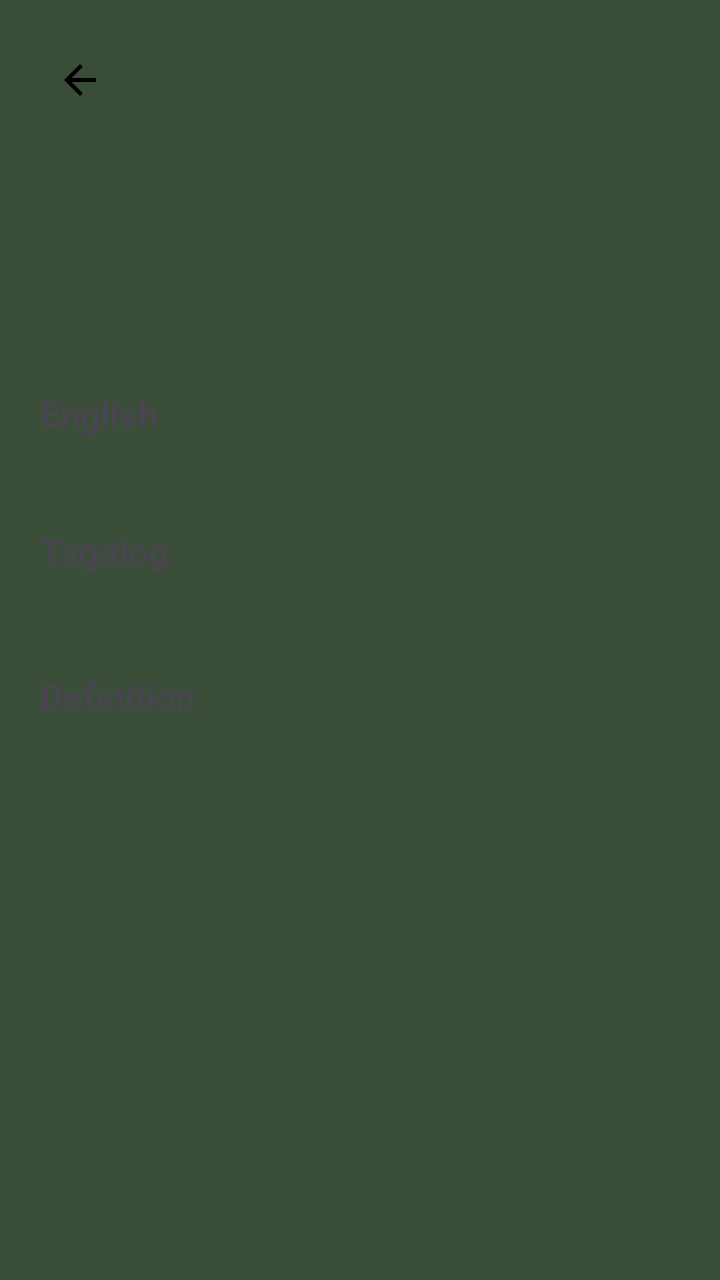
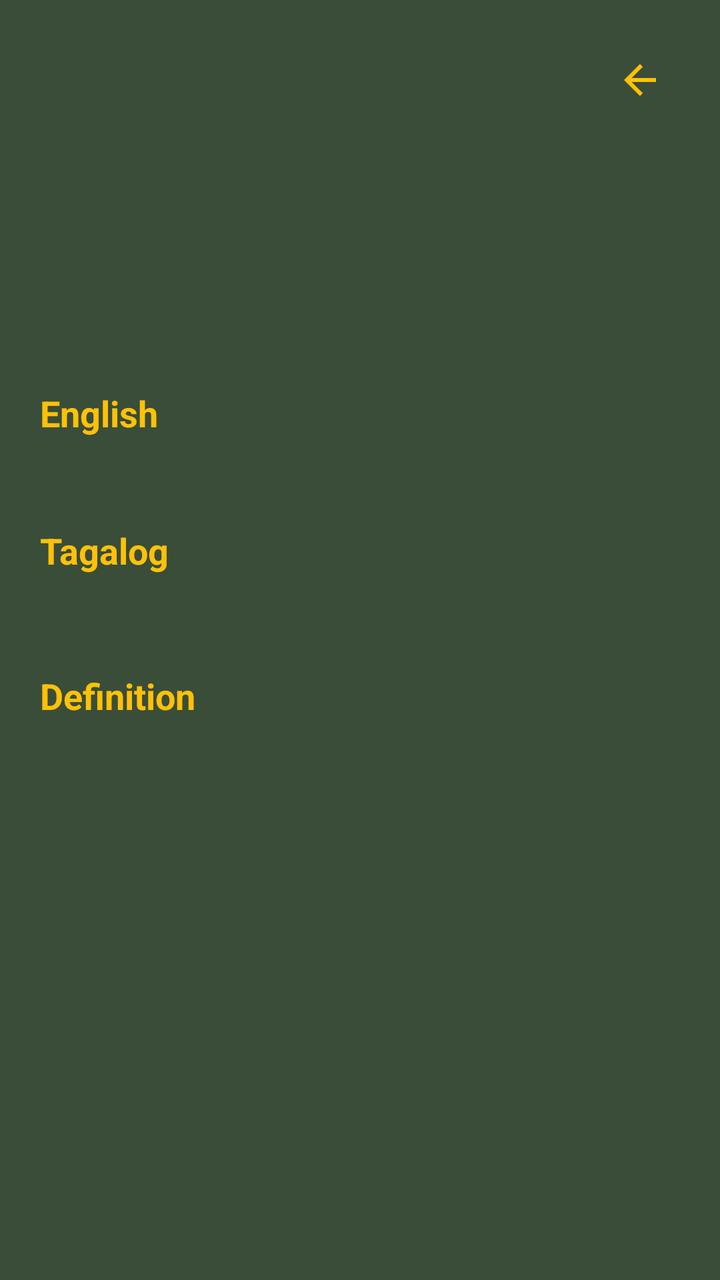

An Android layout rendered at two revisions. The XML below is the earlier revision; the diff shows what the commit changed to produce the second picture.
<!-- AndroidManifest.xml: application theme Theme.IlokanoTranslator -->
<!-- res/layout/activity_word_detail.xml -->
<?xml version="1.0" encoding="utf-8"?>
<ScrollView xmlns:android="http://schemas.android.com/apk/res/android"
    android:layout_width="match_parent"
    android:layout_height="match_parent"
    android:fillViewport="true"
    android:background="@color/app_background">

    <LinearLayout
        android:layout_width="match_parent"
        android:layout_height="wrap_content"
        android:orientation="vertical"
        android:padding="20dp">

        <ImageButton
            android:id="@+id/btnBack"
            android:layout_width="40dp"
            android:layout_height="40dp"
            android:background="?attr/selectableItemBackgroundBorderless"
            android:src="@drawable/ic_back"
            android:contentDescription="Back"/>

        <TextView
            android:id="@+id/tvIlokano"
            android:layout_width="wrap_content"
            android:layout_height="wrap_content"
            android:textSize="30sp"
            android:textStyle="bold"
            android:textColor="@android:color/white"
            android:layout_marginTop="20dp"/>

        <TextView
            android:id="@+id/tvPartOfSpeech"
            android:layout_width="wrap_content"
            android:layout_height="wrap_content"
            android:textColor="@color/accent_yellow"
            android:textStyle="bold"
            android:layout_marginTop="8dp"/>

        <TextView
            android:id="@+id/tvCategory"
            android:layout_width="wrap_content"
            android:layout_height="wrap_content"
            android:textColor="#64B5F6"
            android:textStyle="bold"
            android:layout_marginTop="4dp"/>

        <TextView
            android:layout_width="wrap_content"
            android:layout_height="wrap_content"
            android:text="English"
            android:textStyle="bold"
            android:textSize="18sp"
            android:layout_marginTop="24dp"/>

        <TextView
            android:id="@+id/tvEnglish"
            android:layout_width="wrap_content"
            android:layout_height="wrap_content"
            android:textSize="18sp"/>

        <TextView
            android:layout_width="wrap_content"
            android:layout_height="wrap_content"
            android:text="Tagalog"
            android:textStyle="bold"
            android:textSize="18sp"
            android:layout_marginTop="20dp"/>

        <TextView
            android:id="@+id/tvTagalog"
            android:layout_width="wrap_content"
            android:layout_height="wrap_content"
            android:textSize="18sp"/>

        <TextView
            android:layout_width="wrap_content"
            android:layout_height="wrap_content"
            android:text="Definition"
            android:textStyle="bold"
            android:textSize="18sp"
            android:layout_marginTop="24dp"/>

        <TextView
            android:id="@+id/tvDefinition"
            android:layout_width="match_parent"
            android:layout_height="wrap_content"
            android:textSize="16sp"
            android:lineSpacingExtra="4dp"
            android:layout_marginTop="8dp"/>

    </LinearLayout>

</ScrollView>
<!-- resources referenced by this layout -->
<resources>
  <color name="accent_yellow">#FFC107</color>
  <color name="app_background">#3A4D39</color>
  <!-- drawable ic_back (drawable) -->
  <vector xmlns:android="http://schemas.android.com/apk/res/android" android:autoMirrored="true" android:height="24dp" android:tint="#000000" android:viewportHeight="24" android:viewportWidth="24" android:width="24dp">
        
      <path android:fillColor="@android:color/white" android:pathData="M20,11H7.83l5.59,-5.59L12,4l-8,8 8,8 1.41,-1.41L7.83,13H20v-2z"/>
      
  </vector>
  <style name="Theme.IlokanoTranslator" parent="Base.Theme.IlokanoTranslator" />
  <style name="Base.Theme.IlokanoTranslator" parent="Theme.Material3.DayNight.NoActionBar">
          <item name="colorPrimary">@color/primary_element_yellow</item>
          <item name="colorOnPrimary">@color/app_background</item>
  
          <item name="colorSecondary">@color/accent_yellow</item>
          <item name="colorOnSecondary">@color/black</item>
  
          <item name="android:statusBarColor">@color/app_background</item>
          <item name="android:windowBackground">@color/app_background</item>
      </style>
  <color name="primary_element_yellow">#FFD700</color>
  <color name="black">#FF000000</color>
</resources>

<!-- the commit's change to res/layout/activity_word_detail.xml (unified diff, before → after) -->
@@ -2,6 +2,7 @@
 <ScrollView xmlns:android="http://schemas.android.com/apk/res/android"
     android:layout_width="match_parent"
     android:layout_height="match_parent"
+    xmlns:app="http://schemas.android.com/apk/res-auto"
     android:fillViewport="true"
     android:background="@color/app_background">
 
@@ -15,9 +16,11 @@
             android:id="@+id/btnBack"
             android:layout_width="40dp"
             android:layout_height="40dp"
+            android:layout_gravity="end"
             android:background="?attr/selectableItemBackgroundBorderless"
             android:src="@drawable/ic_back"
-            android:contentDescription="Back"/>
+            android:contentDescription="Back"
+            app:tint="@color/accent_yellow"/>
 
         <TextView
             android:id="@+id/tvIlokano"
@@ -49,12 +52,14 @@
             android:layout_height="wrap_content"
             android:text="English"
             android:textStyle="bold"
+            android:textColor="#FFC107"
             android:textSize="18sp"
             android:layout_marginTop="24dp"/>
 
         <TextView
             android:id="@+id/tvEnglish"
             android:layout_width="wrap_content"
+            android:textColor="@color/text_light"
             android:layout_height="wrap_content"
             android:textSize="18sp"/>
 
@@ -62,6 +67,7 @@
             android:layout_width="wrap_content"
             android:layout_height="wrap_content"
             android:text="Tagalog"
+            android:textColor="#FFC107"
             android:textStyle="bold"
             android:textSize="18sp"
             android:layout_marginTop="20dp"/>
@@ -69,6 +75,7 @@
         <TextView
             android:id="@+id/tvTagalog"
             android:layout_width="wrap_content"
+            android:textColor="@color/text_light"
             android:layout_height="wrap_content"
             android:textSize="18sp"/>
 
@@ -76,6 +83,7 @@
             android:layout_width="wrap_content"
             android:layout_height="wrap_content"
             android:text="Definition"
+            android:textColor="#FFC107"
             android:textStyle="bold"
             android:textSize="18sp"
             android:layout_marginTop="24dp"/>
@@ -85,6 +93,7 @@
             android:layout_width="match_parent"
             android:layout_height="wrap_content"
             android:textSize="16sp"
+            android:textColor="@color/text_light"
             android:lineSpacingExtra="4dp"
             android:layout_marginTop="8dp"/>
 
<!-- resource entries referenced after the edit -->
@@ -2,6 +2,7 @@
 <resources>
   <color name="accent_yellow">#FFC107</color>
   <color name="app_background">#3A4D39</color>
+  <color name="text_light">#F5F5F5</color>
   <!-- drawable ic_back (drawable) -->
   <vector xmlns:android="http://schemas.android.com/apk/res/android" android:autoMirrored="true" android:height="24dp" android:tint="#000000" android:viewportHeight="24" android:viewportWidth="24" android:width="24dp">
         
